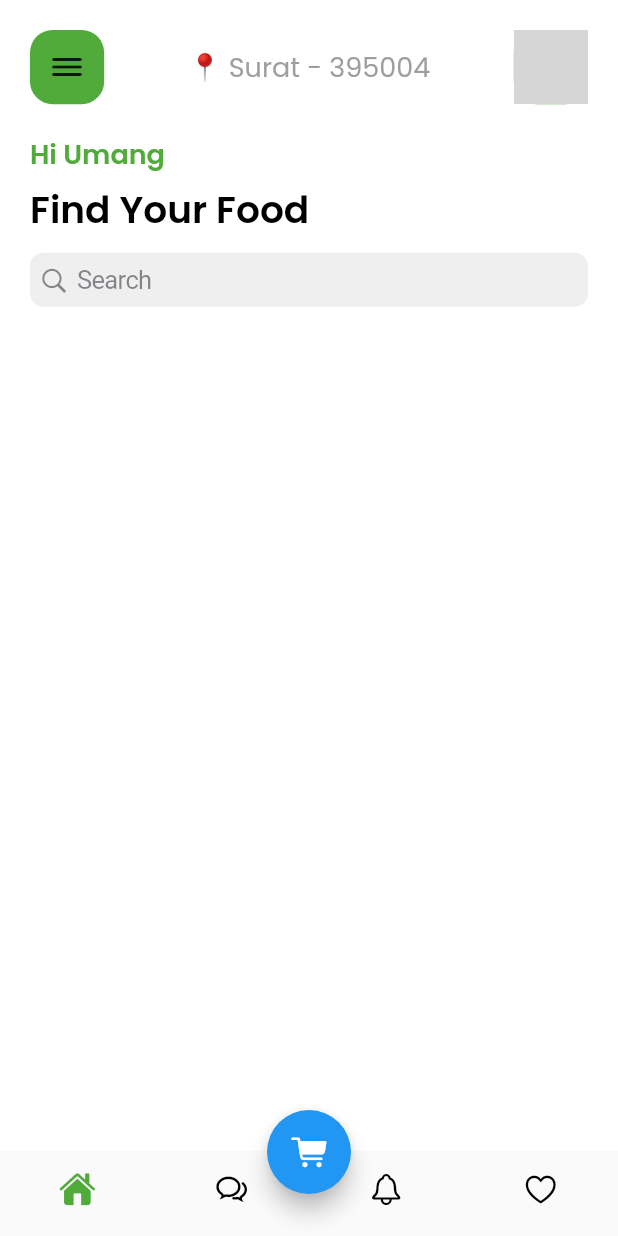
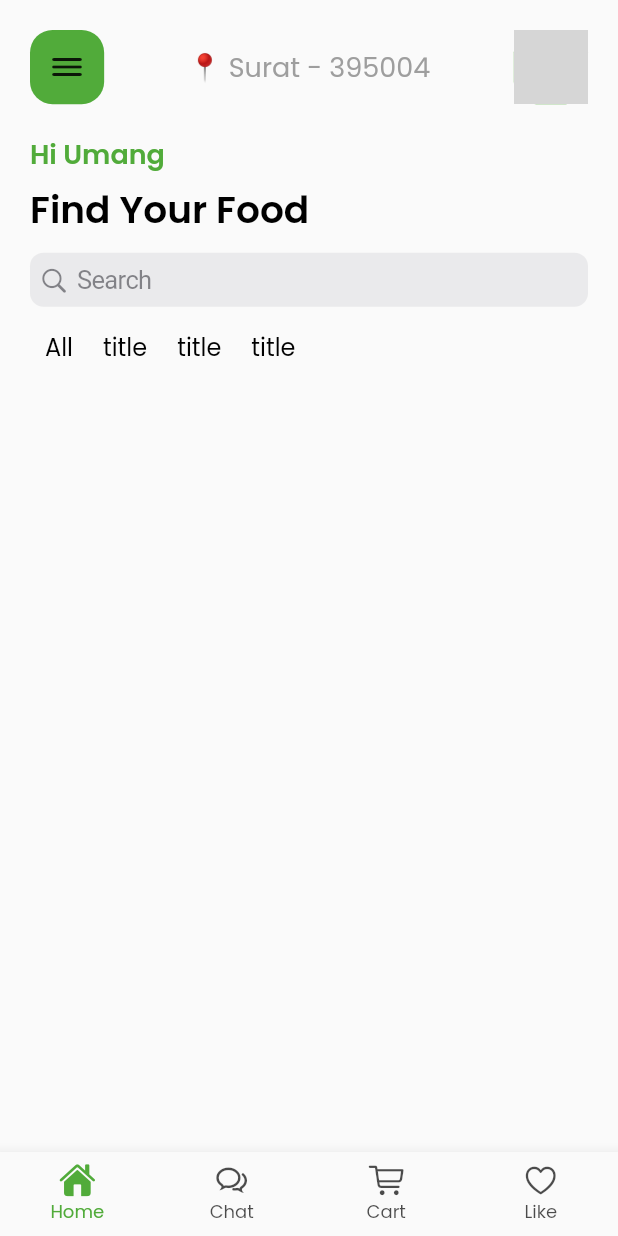
Before and after one commit to UmangKaklotar/food_delivery_app, a Flutter app: the screen it shows after launch, after a tap on "Let's Explore", on a phone screen of 412 x 824 dp. Run offline on Flutter 3.47's test engine with Material 2 defaults, Android fonts, the phone set to English and light mode, and no system bars; our stand-ins replace firebase_core, get, google_fonts; accounts and stored records are empty; network calls fail; grey boxes are pictures that could not be loaded.

Commit message:
UK || 31/03/2023 || 03:26 PM

```diff
--- /dev/null
+++ b/lib/View/bottom_navigation_bar.dart
@@ -0,0 +1,54 @@
+import 'package:flutter/cupertino.dart';
+import 'package:flutter/material.dart';
+import 'package:get/get.dart';
+
+import '../Controller/home_controller.dart';
+import '../Utils/color.dart';
+
+// ignore: must_be_immutable
+class BottomBar extends StatelessWidget {
+  BottomBar({Key? key}) : super(key: key);
+
+  HomeController homeController = Get.put(HomeController());
+
+  @override
+  Widget build(BuildContext context) {
+    return Obx(() => BottomNavigationBar(
+      currentIndex: homeController.index.value,
+      onTap: homeController.pageIndex,
+      unselectedItemColor: MyColor.black.withOpacity(0.7),
+      type: BottomNavigationBarType.fixed,
+      selectedItemColor: MyColor.themeColor,
+      selectedFontSize: 12,
+      unselectedFontSize: 12,
+      showSelectedLabels: true,
+      showUnselectedLabels: true,
+      items: const [
+        BottomNavigationBarItem(
+          activeIcon: Icon(CupertinoIcons.house_fill),
+          icon: Icon(CupertinoIcons.home),
+          label: "Home",
+          tooltip: "Home",
+        ),
+        BottomNavigationBarItem(
+          activeIcon: Icon(CupertinoIcons.chat_bubble_2_fill),
+          icon: Icon(CupertinoIcons.chat_bubble_2),
+          label: "Chat",
+          tooltip: "Chat",
+        ),
+        BottomNavigationBarItem(
+          activeIcon: Icon(CupertinoIcons.cart_fill),
+          icon: Icon(CupertinoIcons.cart),
+          label: "Cart",
+          tooltip: "Cart",
+        ),
+        BottomNavigationBarItem(
+          activeIcon: Icon(CupertinoIcons.heart_fill),
+          icon: Icon(CupertinoIcons.heart),
+          label: "Like",
+          tooltip: "Like",
+        ),
+      ],
+    ));
+  }
+}
--- a/lib/View/home_screen.dart
+++ b/lib/View/home_screen.dart
@@ -2,13 +2,13 @@ import 'package:flutter/cupertino.dart';
 import 'package:flutter/material.dart';
 import 'package:food_delivery_app/Controller/home_controller.dart';
 import 'package:food_delivery_app/Utils/color.dart';
+import 'package:food_delivery_app/View/bottom_navigation_bar.dart';
+import 'package:food_delivery_app/Widget/category_button.dart';
 import 'package:food_delivery_app/Widget/icon_widget.dart';
 import 'package:get/get.dart';
 
 class HomeScreen extends StatelessWidget {
-  HomeScreen({Key? key}) : super(key: key);
-
-  HomeController homeController = Get.put(HomeController());
+  const HomeScreen({Key? key}) : super(key: key);
 
   @override
   Widget build(BuildContext context) {
@@ -17,9 +17,10 @@ class HomeScreen extends StatelessWidget {
         child: GetBuilder(
             init: HomeController(),
             builder: (HomeController controller) {
-              return ListView(
+              return Padding(
                 padding: const EdgeInsets.all(20),
-                physics: const BouncingScrollPhysics(),
+                child: Column(
+                  crossAxisAlignment: CrossAxisAlignment.start,
                   children: [
                     Row(
                       mainAxisAlignment: MainAxisAlignment.spaceBetween,
@@ -60,54 +61,20 @@ class HomeScreen extends StatelessWidget {
                     const SizedBox(height: 10),
                     const CupertinoSearchTextField(),
                     const SizedBox(height: 10),
+                    Row(
+                      children: [
+                       categoryButton(title: "All"),
+                       categoryButton(title: "title"),
+                       categoryButton(title: "title"),
+                       categoryButton(title: "title"),
                       ],
+                    ),
+                  ],
+                ),
               );
             }),
       ),
-      backgroundColor: MyColor.white,
-      floatingActionButtonLocation: FloatingActionButtonLocation.centerDocked,
-      floatingActionButton: FloatingActionButton(
-        onPressed: () {},
-        child: const Icon(CupertinoIcons.cart_fill),
-      ),
-      bottomNavigationBar: Obx(() => BottomNavigationBar(
-            currentIndex: homeController.index.value,
-            onTap: homeController.pageIndex,
-            elevation: 1,
-            unselectedItemColor: MyColor.black,
-            type: BottomNavigationBarType.fixed,
-            selectedItemColor: MyColor.themeColor,
-            selectedLabelStyle: const TextStyle(fontSize: 12),
-            unselectedLabelStyle: const TextStyle(fontSize: 12),
-            showSelectedLabels: false,
-            showUnselectedLabels: false,
-            items: const [
-              BottomNavigationBarItem(
-                activeIcon: Icon(CupertinoIcons.house_fill),
-                icon: Icon(CupertinoIcons.home),
-                label: "Home",
-                tooltip: "Home",
-              ),
-              BottomNavigationBarItem(
-                activeIcon: Icon(CupertinoIcons.chat_bubble_2_fill),
-                icon: Icon(CupertinoIcons.chat_bubble_2),
-                label: "Chat",
-                tooltip: "Chat",
-              ),
-              BottomNavigationBarItem(
-                activeIcon: Icon(CupertinoIcons.bell_fill),
-                icon: Icon(CupertinoIcons.bell),
-                label: "Bell",
-                tooltip: "Bell",
-              ),
-              BottomNavigationBarItem(
-                activeIcon: Icon(CupertinoIcons.heart_fill),
-                icon: Icon(CupertinoIcons.heart),
-                label: "Like",
-                tooltip: "Like",
-              ),
-            ],
-          )),
+      bottomNavigationBar: BottomBar(),
     );
   }
 }
--- a/lib/View/splash_screen.dart
+++ b/lib/View/splash_screen.dart
@@ -44,7 +44,7 @@ class SplashScreen extends StatelessWidget {
       backgroundColor: MyColor.themeColor,
       floatingActionButtonLocation: FloatingActionButtonLocation.centerDocked,
       floatingActionButton: GestureDetector(
-        onTap: () => Get.off(() => HomeScreen()),
+        onTap: () => Get.off(() => const HomeScreen()),
         child: Container(
           margin: const EdgeInsets.all(15),
           height: 55,
@@ -57,7 +57,7 @@ class SplashScreen extends StatelessWidget {
           child: Text(
             "Let's Explore",
             style: TextStyle(
-              fontSize: 20,
+              fontSize: 18,
               fontWeight: FontWeight.w600,
               color: MyColor.themeColor,
             ),
--- /dev/null
+++ b/lib/Widget/category_button.dart
@@ -0,0 +1,10 @@
+import 'package:flutter/cupertino.dart';
+
+Widget categoryButton({required String title}) {
+  return Padding(
+    padding: const EdgeInsets.symmetric(vertical: 5, horizontal: 10),
+    child: Text(title,
+      style: const TextStyle(fontSize: 16),
+    ),
+  );
+}
```
Lines whose indentation alone changed are shown as unchanged.
